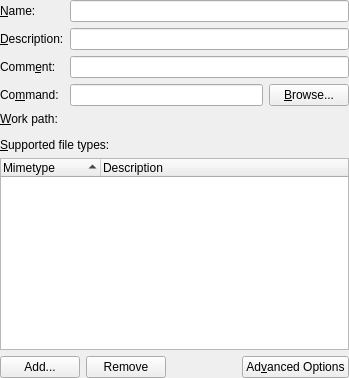
Qt form src/widgets/kpropertiesdesktopbase.ui (UTsweetyfish/kio) before a commit.
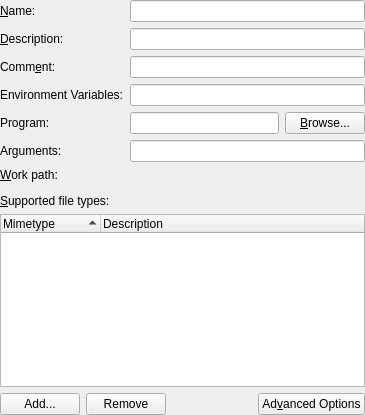
The same form after that commit. Custom widgets are drawn as their Qt base class.

Patch:
```diff
--- a/src/widgets/kpropertiesdesktopbase.ui
+++ b/src/widgets/kpropertiesdesktopbase.ui
@@ -2,6 +2,14 @@
 <ui version="4.0">
  <class>KPropertiesDesktopBase</class>
  <widget class="QWidget" name="KPropertiesDesktopBase">
+  <property name="geometry">
+   <rect>
+    <x>0</x>
+    <y>0</y>
+    <width>365</width>
+    <height>415</height>
+   </rect>
+  </property>
   <layout class="QVBoxLayout" name="verticalLayout">
    <property name="margin">
     <number>0</number>
@@ -69,6 +77,19 @@
       </widget>
      </item>
      <item row="3" column="0">
+      <widget class="QLabel" name="labelenvvars">
+       <property name="text">
+        <string>Environment Variables:</string>
+       </property>
+       <property name="buddy">
+        <cstring>envarsEdit</cstring>
+       </property>
+      </widget>
+     </item>
+     <item row="3" column="1">
+      <widget class="QLineEdit" name="envarsEdit"/>
+     </item>
+     <item row="4" column="0">
       <widget class="QLabel" name="textLabel4">
        <property name="whatsThis">
         <string>Type the command to start this application here.
@@ -84,14 +105,14 @@
 %k - the location of the .desktop file</string>
        </property>
        <property name="text">
-        <string>Co&amp;mmand:</string>
+        <string>Program:</string>
        </property>
        <property name="buddy">
         <cstring>commandEdit</cstring>
        </property>
       </widget>
      </item>
-     <item row="3" column="1">
+     <item row="4" column="1">
       <layout class="QHBoxLayout" name="horizontalLayout">
        <item>
         <widget class="QLineEdit" name="commandEdit">
@@ -122,7 +143,7 @@
        </item>
       </layout>
      </item>
-     <item row="4" column="0">
+     <item row="6" column="0">
       <widget class="QLabel" name="textLabel5">
        <property name="whatsThis">
         <string>Sets the working directory for your application.</string>
@@ -135,13 +156,23 @@
        </property>
       </widget>
      </item>
-     <item row="4" column="1">
+     <item row="6" column="1">
       <widget class="KUrlRequester" name="pathEdit">
        <property name="whatsThis">
         <string>Sets the working directory for your application.</string>
        </property>
       </widget>
      </item>
+     <item row="5" column="0">
+      <widget class="QLabel" name="label">
+       <property name="text">
+        <string>Arguments:</string>
+       </property>
+      </widget>
+     </item>
+     <item row="5" column="1">
+      <widget class="QLineEdit" name="argumentsEdit"/>
+     </item>
     </layout>
    </item>
    <item>
```
Left out of the diff: 7 changed lines with no effect on the pictures.
